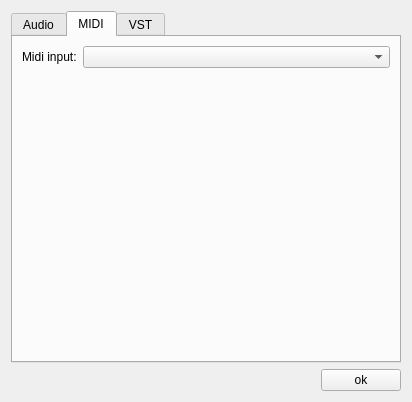
This is src/jamtaba/gui/PreferencesDialog.ui in elieserdejesus/JamTaba as Qt 5 draws it before an edit. The edited form follows.
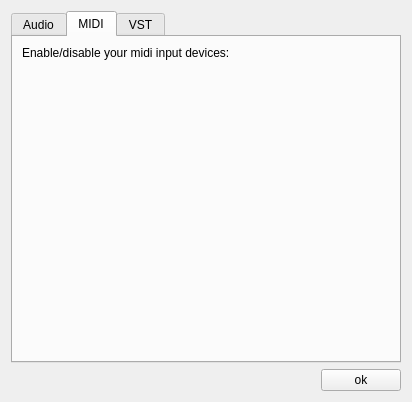
This is the edited form. The open tabs and pages were chosen to show the change.

Commit message: midi input devices working

Diff of the .ui file:
```diff
--- a/src/jamtaba/gui/PreferencesDialog.ui
+++ b/src/jamtaba/gui/PreferencesDialog.ui
@@ -204,11 +204,7 @@
       </attribute>
       <layout class="QVBoxLayout" name="verticalLayout_7">
        <item>
-        <layout class="QVBoxLayout" name="verticalLayout_6">
-         <item>
-          <layout class="QHBoxLayout" name="horizontalLayout_5">
-           <item>
-            <widget class="QLabel" name="midiInputLabel">
+        <widget class="QLabel" name="midiTabMessage">
              <property name="sizePolicy">
               <sizepolicy hsizetype="Minimum" vsizetype="Fixed">
                <horstretch>0</horstretch>
@@ -216,48 +212,43 @@
               </sizepolicy>
              </property>
              <property name="text">
-              <string>Midi input:</string>
-             </property>
-            </widget>
-           </item>
-           <item>
-            <widget class="QComboBox" name="comboMidiInput">
-             <property name="sizePolicy">
-              <sizepolicy hsizetype="Expanding" vsizetype="Fixed">
-               <horstretch>0</horstretch>
-               <verstretch>0</verstretch>
-              </sizepolicy>
-             </property>
-             <property name="minimumSize">
-              <size>
-               <width>0</width>
-               <height>20</height>
-              </size>
-             </property>
-             <property name="sizeIncrement">
-              <size>
-               <width>0</width>
-               <height>0</height>
-              </size>
-             </property>
-            </widget>
-           </item>
-          </layout>
+          <string>Enable/disable your midi input devices:</string>
+         </property>
+        </widget>
          </item>
          <item>
           <spacer name="verticalSpacer">
            <property name="orientation">
             <enum>Qt::Vertical</enum>
            </property>
+         <property name="sizeType">
+          <enum>QSizePolicy::Fixed</enum>
+         </property>
            <property name="sizeHint" stdset="0">
             <size>
              <width>20</width>
-             <height>223</height>
+           <height>20</height>
             </size>
            </property>
           </spacer>
          </item>
-        </layout>
+       <item>
+        <widget class="QWidget" name="midiContentPanel" native="true">
+         <layout class="QVBoxLayout" name="verticalLayoutMidiTab">
+          <property name="leftMargin">
+           <number>0</number>
+          </property>
+          <property name="topMargin">
+           <number>0</number>
+          </property>
+          <property name="rightMargin">
+           <number>0</number>
+          </property>
+          <property name="bottomMargin">
+           <number>0</number>
+          </property>
+         </layout>
+        </widget>
        </item>
       </layout>
      </widget>
```
Left out of the diff: 6 changed lines with no effect on the pictures. Lines whose indentation alone changed are shown as unchanged. The commit also changes 19 other files.
